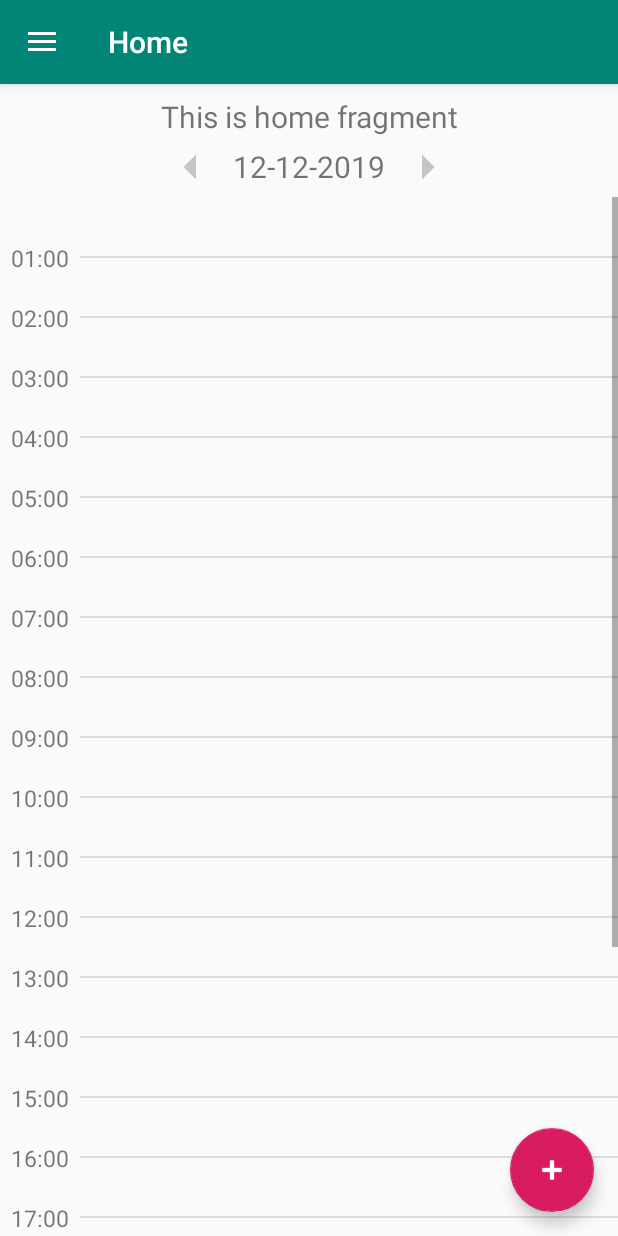
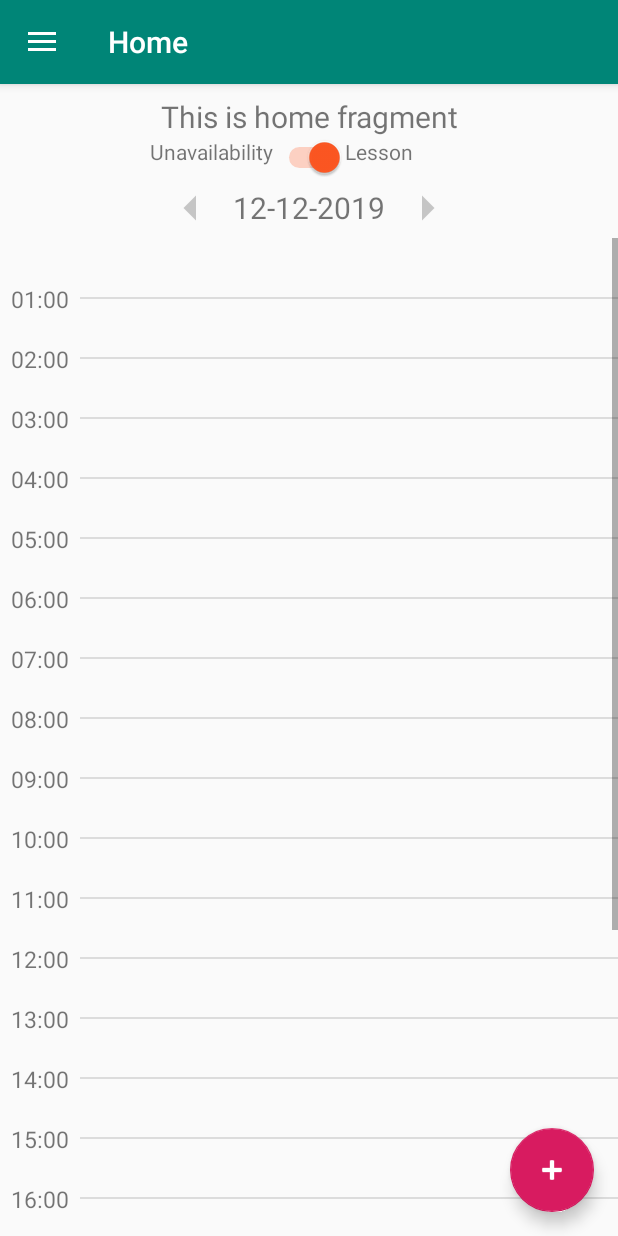
Before and after one commit to davideC00/lesson-calendar-app, an Android app: the SchedulerActivity screen opened directly, with no data from a screen before it, on a phone screen of 412 x 824 dp. Run offline under Robolectric (Android 15) with nearby library versions, the phone set to English and light mode, and no system bars; our stand-ins replace navigation-ui.

Commit message:
ADD: Unavailability Lesson switch

```diff
--- a/src/main/java/it/uniba/di/sms/orariolezioni/ui/TeacherActivity.java
+++ b/src/main/java/it/uniba/di/sms/orariolezioni/ui/TeacherActivity.java
@@ -20,7 +20,6 @@ import it.uniba.di.sms.orariolezioni.data.DbHandler;
 public class TeacherActivity extends AppCompatActivity {
 
     private AppBarConfiguration mAppBarConfiguration;
-
     private Toolbar toolbar;
 
     @Override
@@ -65,5 +64,4 @@ public class TeacherActivity extends AppCompatActivity {
         return NavigationUI.navigateUp(navController, mAppBarConfiguration)
                 || super.onSupportNavigateUp();
     }
-
 }
--- a/src/main/java/it/uniba/di/sms/orariolezioni/ui/home/DaySlidePageAdapter.java
+++ b/src/main/java/it/uniba/di/sms/orariolezioni/ui/home/DaySlidePageAdapter.java
@@ -4,8 +4,6 @@ import android.support.annotation.NonNull;
 import android.support.v4.app.Fragment;
 import android.support.v4.app.FragmentManager;
 import android.support.v4.app.FragmentStatePagerAdapter;
-import android.support.v4.view.PagerAdapter;
-import android.util.Log;
 
 import java.util.ArrayList;
 import java.util.Date;
--- a/src/main/java/it/uniba/di/sms/orariolezioni/ui/home/LessonsAdapter.java
+++ b/src/main/java/it/uniba/di/sms/orariolezioni/ui/home/LessonsAdapter.java
@@ -38,7 +38,7 @@ public class LessonsAdapter extends ArrayAdapter<Lesson> {
         }
 
         convertView.setId(lesson.id);
-        convertView.setTag(lesson.id);
+        convertView.setTag("lesson");
         TextView tvLessonTeacher = convertView.findViewById(R.id.tvLessonTeacher);
         TextView tvLessonTime = convertView.findViewById(R.id.tvLessonTime);
 
@@ -95,4 +95,5 @@ public class LessonsAdapter extends ArrayAdapter<Lesson> {
     private int getPositionFromTime(int totalLength, int time){
         return ((totalLength/24)*time)/1000;
     }
+
 }
--- a/src/main/res/drawable/rectangle.xml
+++ b/src/main/res/drawable/rectangle.xml
@@ -7,5 +7,5 @@
         android:right="5dp"
         android:bottom="5dp" />
     <corners android:radius="10dp" />
-    <solid android:color="#FF5722" />
+    <solid android:color="@color/color_lesson" />
 </shape>
--- a/src/main/res/layout/fragment_home.xml
+++ b/src/main/res/layout/fragment_home.xml
@@ -16,12 +16,35 @@
         android:textAlignment="center"
         android:textSize="20sp" />
 
+    <TextView
+        android:layout_width="wrap_content"
+        android:layout_height="wrap_content"
+        android:layout_toStartOf="@id/switchType"
+        android:text="@string/str_unavailability"
+        android:layout_below="@id/text_home" />
+
+    <Switch
+        android:id="@+id/switchType"
+        android:theme="@style/SwitchTheme"
+        android:layout_width="wrap_content"
+        android:layout_height="wrap_content"
+        android:layout_centerHorizontal="true"
+        android:checked="true"
+        android:layout_below="@id/text_home"/>
+
+    <TextView
+        android:layout_width="wrap_content"
+        android:layout_height="wrap_content"
+        android:layout_toEndOf="@id/switchType"
+        android:text="@string/str_lesson"
+        android:layout_below="@id/text_home"/>
+
     <LinearLayout
         android:id="@+id/llDate"
         android:layout_width="wrap_content"
         android:layout_height="wrap_content"
         android:orientation="horizontal"
-        android:layout_below="@id/text_home"
+        android:layout_below="@id/switchType"
         android:layout_centerHorizontal="true">
 
         <TextView
@@ -39,7 +62,7 @@
             android:layout_marginEnd="8dp"
             android:layout_gravity="center"
             android:textSize="20sp"
-            android:text="Data di oggi"/>
+            android:text="@string/str_today_date"/>
 
         <TextView
             android:layout_width="40dp"
--- /dev/null
+++ b/src/main/res/menu/fragment_day_slide_teacher.xml
@@ -0,0 +1,9 @@
+<?xml version="1.0" encoding="utf-8"?>
+<menu xmlns:android="http://schemas.android.com/apk/res/android"
+    xmlns:app="http://schemas.android.com/apk/res-auto"
+    xmlns:tools="http://schemas.android.com/tools"
+    tools:context=".ui.home.DaySlidePagerFragment">
+    <item
+        android:id="@+id/ask_change"
+        android:title="@string/str_ask_change"/>
+</menu>
--- a/src/main/res/values/colors.xml
+++ b/src/main/res/values/colors.xml
@@ -3,4 +3,5 @@
     <color name="colorPrimary">#008577</color>
     <color name="colorPrimaryDark">#00574B</color>
     <color name="colorAccent">#D81B60</color>
+    <color name="color_lesson">#FF5722</color>
 </resources>
--- a/src/main/res/values/strings.xml
+++ b/src/main/res/values/strings.xml
@@ -60,5 +60,9 @@
     <string name="str_remove">Remove</string>
     <string name="str_show">Show</string>
     <string name="title_activity_teacher">Teacher Activity</string>
+    <string name="str_ask_change">Ask change</string>
+    <string name="str_unavailability">Unavailability</string>
+    <string name="str_lesson">Lesson</string>
+    <string name="str_today_date">Today\'s date</string>
 
 </resources>
--- a/src/main/res/values/styles.xml
+++ b/src/main/res/values/styles.xml
@@ -1,4 +1,4 @@
-<resources>
+<resources xmlns:tools="http://schemas.android.com/tools">
 
     <!-- Base application theme. -->
     <style name="AppTheme" parent="Theme.AppCompat.Light.DarkActionBar">
@@ -17,4 +17,15 @@
 
     <style name="AppTheme.PopupOverlay" parent="ThemeOverlay.AppCompat.Light" />
 
+
+    <style name="SwitchTheme" parent="Theme.AppCompat.Light">
+        <!-- active thumb & track color (30% transparency) -->
+        <item name="colorControlActivated">@color/color_lesson</item>
+
+        <!-- inactive thumb color -->
+        <item name="colorSwitchThumbNormal">#46bdbf</item>
+
+
+    </style>
+
 </resources>
```
Also changed, not shown: src/main/java/it/uniba/di/sms/orariolezioni/ui/home/DaySlidePageFragment.java (+19 -7 lines), src/main/java/it/uniba/di/sms/orariolezioni/ui/home/HomeFragment.java (+44 -2 lines), src/main/res/menu/fragment_day_slide_scheduler.xml (renamed from src/main/res/menu/fragment_page_lesson_menu.xml).
